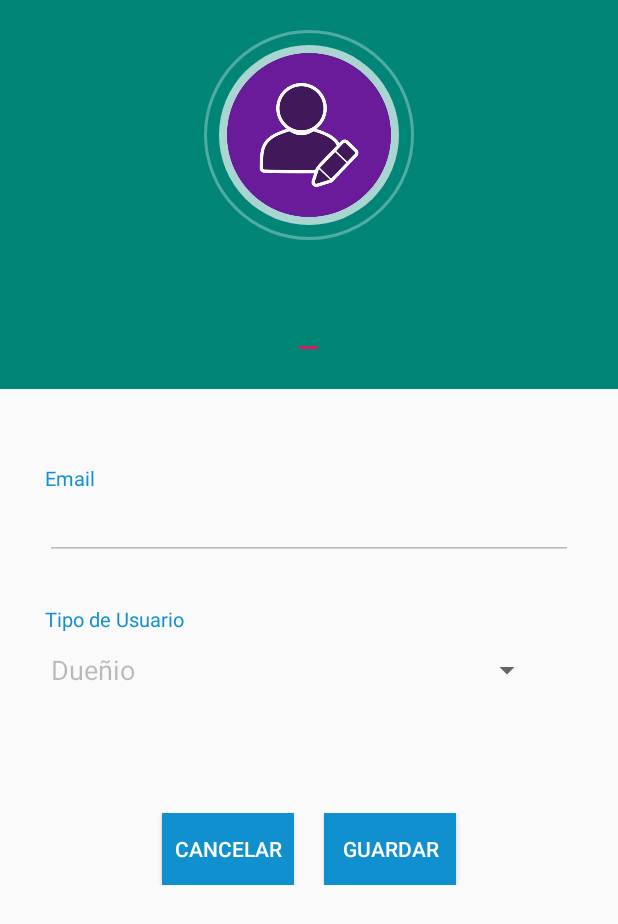
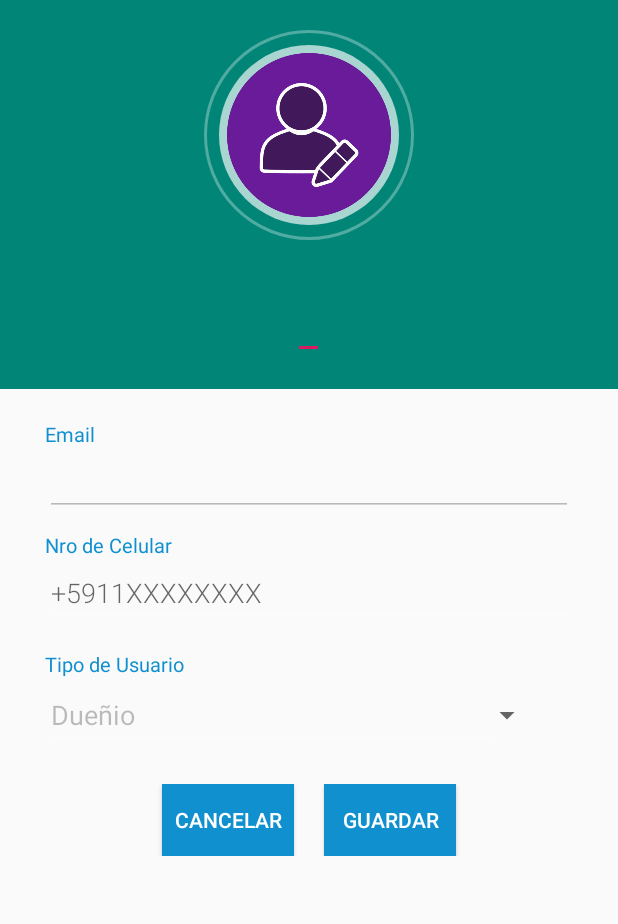
Before and after one commit to UTN-FRBA-Mobile/Dogger, an Android app: the UserProfileActivity screen opened directly, with no data from a screen before it, after a tap on "GUARDAR", on a phone screen of 412 x 824 dp. Shown: the top 924 px of the screen. Run offline under Robolectric (Android 15) with nearby library versions, the light colour scheme and no system bars; our stand-ins replace Firebase (no records; nobody signed in at launch, a user with empty details on screens opened directly); 2 statements that could not run were skipped.

Commit message:
Agregar nro de cel al activity y vista userProfile

```diff
--- a/app/src/main/java/com/example/dogger/RegisterActivity.kt
+++ b/app/src/main/java/com/example/dogger/RegisterActivity.kt
@@ -3,7 +3,6 @@
 import android.content.Intent
 import androidx.appcompat.app.AppCompatActivity
 import android.os.Bundle
-import android.telephony.PhoneNumberUtils
 import android.text.TextUtils
 import android.view.View
 import android.widget.*
@@ -44,7 +43,7 @@
         auth = FirebaseAuth.getInstance()
         dfReference = database.reference.child("User")
 
-        PhoneNumberUtils.formatNumber(txtNroCel.text.toString())
+//        PhoneNumberUtils.formatNumber(txtNroCel.text.toString())
 
 
         val adapter = ArrayAdapter(
--- a/app/src/main/java/com/example/dogger/UserProfileActivity.kt
+++ b/app/src/main/java/com/example/dogger/UserProfileActivity.kt
@@ -25,6 +25,7 @@
 
     private lateinit var txtName: EditText
     private lateinit var txtEmail: EditText
+    private lateinit var txtNroCel:EditText
     private lateinit var txtTypeUser: AutoCompleteTextView
     private lateinit var linearLayout:LinearLayout
     private lateinit var adapter: ArrayAdapter<String>
@@ -47,8 +48,9 @@
         database = FirebaseDatabase.getInstance()
         dfReference = database.getReference()
 
-        txtName =  findViewById<EditText>(R.id.txtName)
+        txtName =  findViewById(R.id.txtName)
         txtEmail = findViewById(R.id.txtEmail)
+        txtNroCel = findViewById(R.id.txtNroCel)
         txtTypeUser = findViewById(R.id.txtTypeUser)
 
         user = auth.currentUser!!
@@ -88,13 +90,14 @@
         when(view){
             "READONLY" -> {
                 txtName.setEnabled(false)
+                txtNroCel.setEnabled(false)
                 linearLayout.setVisibility(View.INVISIBLE)
                 linearLayout.setEnabled(false)
                 spinner.setVisibility(View.INVISIBLE)
-
                 }
             "UPDATE" -> {
                 txtName.setEnabled(true)
+                txtNroCel.setEnabled(true)
                 linearLayout.setVisibility(View.VISIBLE)
                 linearLayout.setEnabled(true)
                 spinner.setVisibility(View.VISIBLE)
@@ -115,8 +118,10 @@
             ValueEventListener {
             override fun onDataChange(dataSnapshot: DataSnapshot) {
                 val userName = dataSnapshot.child("name").getValue(String::class.java)
+                val nroCel = dataSnapshot.child("nroCel").getValue(String::class.java)
                 val userType = dataSnapshot.child("userType").getValue(String::class.java)
                 txtName.setText(userName)
+                txtNroCel.setText(nroCel)
                 val spinnerPosition = adapter.getPosition(userType)
                 spinner.setSelection(spinnerPosition)
             }
@@ -128,11 +133,15 @@
     private fun saveUser() {
         val name:String = txtName.text.toString()
         val userType:String = txtTypeUser.text.toString()
+        val nroCel:String = txtNroCel.text.toString()
 
-        if(!TextUtils.isEmpty(name) && !TextUtils.isEmpty(userType)){
+        if(!TextUtils.isEmpty(name) && !TextUtils.isEmpty(userType)
+            && !TextUtils.isEmpty(nroCel)){
+
             val userDB = database.reference.child("User").child(user?.uid!!)
             try {
                 userDB.child("name").setValue(name)
+                userDB.child("nroCel").setValue(nroCel)
                 userDB.child("userType").setValue(userType)
             } catch (e: Exception) {
                 Toast.makeText(this, e.message,Toast.LENGTH_LONG).show()
--- a/app/src/main/res/layout/activity_user_profile.xml
+++ b/app/src/main/res/layout/activity_user_profile.xml
@@ -4,7 +4,7 @@
     xmlns:tools="http://schemas.android.com/tools"
     android:layout_width="match_parent"
     android:layout_height="match_parent"
-    tools:context=".MainActivity">
+    tools:context=".UserProfileActivity">
 
     <RelativeLayout
         android:layout_width="match_parent"
@@ -58,14 +58,14 @@
                 android:layout_width="match_parent"
                 android:layout_height="wrap_content"
                 android:orientation="vertical"
-                android:layout_marginTop="20dp"
+                android:layout_marginTop="5dp"
                 android:layout_marginLeft="30dp"
                 android:layout_marginRight="30dp">
 
                 <LinearLayout
                     android:layout_width="match_parent"
                     android:layout_height="wrap_content"
-                    android:layout_marginTop="30dp"
+                    android:layout_marginTop="15dp"
                     android:orientation="vertical">
                     <TextView
                         android:layout_width="wrap_content"
@@ -81,6 +81,7 @@
                         android:fontFamily="sans-serif-light"
                         android:textColor="#000000"
                         android:textSize="18sp"
+                        android:inputType="textEmailAddress"
                         android:text=""/>
 
                 </LinearLayout>
@@ -88,7 +89,40 @@
                 <LinearLayout
                     android:layout_width="match_parent"
                     android:layout_height="wrap_content"
-                    android:layout_marginTop="30dp"
+                    android:layout_marginTop="10dp"
+                    android:orientation="vertical">
+                    <TextView
+                        android:layout_width="wrap_content"
+                        android:layout_height="wrap_content"
+                        android:text="Nro de Celular"
+                        android:textColor="@color/headings"
+                        android:textSize="13sp"/>
+
+                    <EditText
+                        android:id="@+id/txtNroCel"
+                        android:layout_width="match_parent"
+                        android:layout_height="wrap_content"
+                        android:fontFamily="sans-serif-light"
+                        android:textColor="#000000"
+                        android:textSize="18sp"
+                        android:hint="+5911XXXXXXXX"
+                        android:enabled="true"
+                        android:inputType="phone"
+                        android:digits="0123456789+"
+                        android:theme="@style/Autocomplete"/>
+
+                    <!--                    <View-->
+                    <!--                        android:layout_width="match_parent"-->
+                    <!--                        android:layout_height="1dp"-->
+                    <!--                        android:layout_marginTop="15dp"-->
+                    <!--                        android:background="@drawable/grad"/>-->
+                </LinearLayout>
+
+
+                <LinearLayout
+                    android:layout_width="match_parent"
+                    android:layout_height="wrap_content"
+                    android:layout_marginTop="15dp"
                     android:orientation="vertical">
                     <TextView
                         android:layout_width="wrap_content"
@@ -98,7 +132,7 @@
                         android:textSize="13sp"/>
 
                     <LinearLayout
-                        android:layout_marginBottom="20dp"
+                        android:layout_marginBottom="5dp"
                         android:layout_width="match_parent"
                         android:layout_height="wrap_content"
                         android:orientation="horizontal">
@@ -125,7 +159,7 @@
                     android:id="@+id/buttonView"
                     android:layout_width="match_parent"
                     android:layout_height="wrap_content"
-                    android:layout_marginTop="50dp"
+                    android:layout_marginTop="15dp"
                     android:orientation="horizontal"
                     android:gravity="center_horizontal">
 
```
